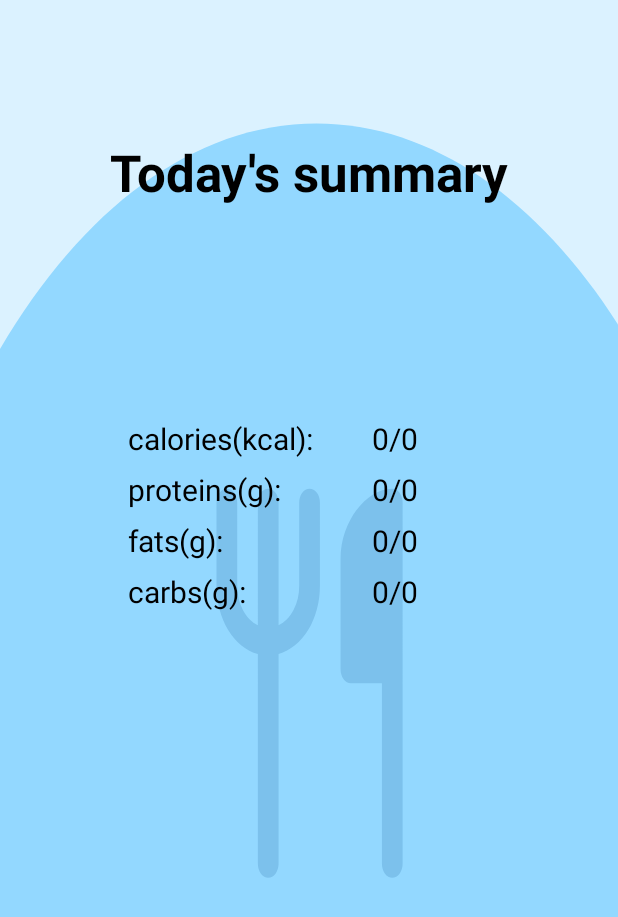
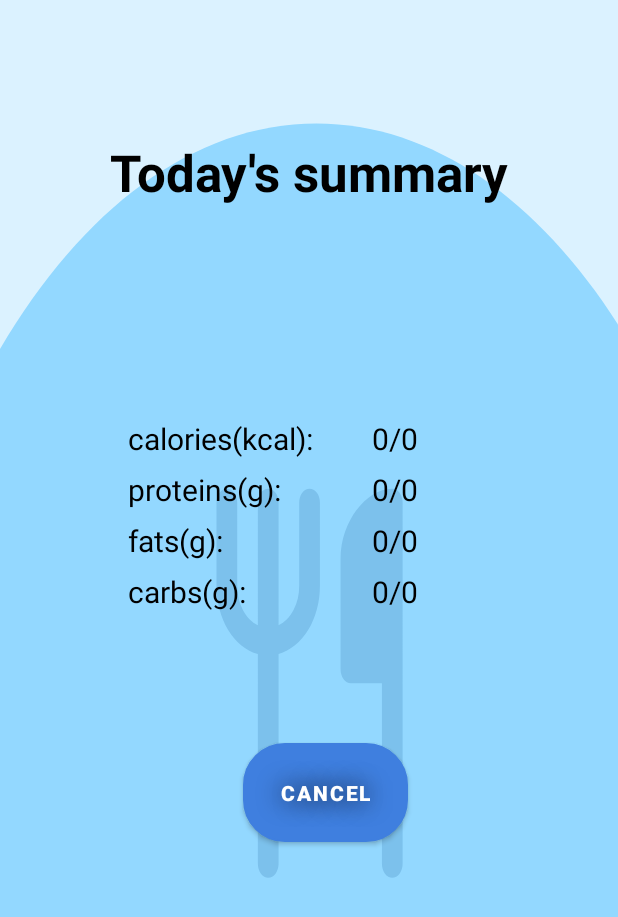
Before and after one commit to Thyme1/EatAndRun, an Android app: the layout fragment_summary.xml on its own in the app's theme, with its tools: preview values and no code run, on a phone screen of 412 x 824 dp. Shown: the top 917 px of the screen. Run offline under Robolectric (Android 15) with nearby library versions, the phone set to English and light mode, and no system bars.

Commit message:
dodanie summary fragment, nawigacja miedzy fragmentami

```diff
--- a/app/src/main/res/layout/fragment_summary.xml
+++ b/app/src/main/res/layout/fragment_summary.xml
@@ -121,4 +121,18 @@
 
     </LinearLayout>
 
+    <Button
+        android:id="@+id/cancelButton_summary"
+        style="@style/AppTheme.Button.Blue"
+        android:layout_width="110dp"
+        android:layout_height="66dp"
+        android:layout_marginTop="56dp"
+        android:text="@string/cancel"
+        app:layout_constraintBottom_toBottomOf="parent"
+        app:layout_constraintEnd_toEndOf="parent"
+        app:layout_constraintHorizontal_bias="0.536"
+        app:layout_constraintStart_toStartOf="parent"
+        app:layout_constraintTop_toBottomOf="@+id/linearLayoutSummaryNames"
+        app:layout_constraintVertical_bias="0.051" />
+
 </androidx.constraintlayout.widget.ConstraintLayout>
```
Also changed, not shown: app/src/main/java/com/thyme/eatandrun/ui/meal/MealListFragment.kt (+9 -0 lines), app/src/main/java/com/thyme/eatandrun/ui/meal/summaryMeal/SummaryFragment.kt (+38 -1 lines), app/src/main/java/com/thyme/eatandrun/ui/settings/SettingsFragment.kt (+2 -12 lines), app/src/main/res/layout/fragment_meal_list.xml (+5 -5 lines), app/src/main/res/navigation/mobile_navigation.xml (+11 -0 lines).
